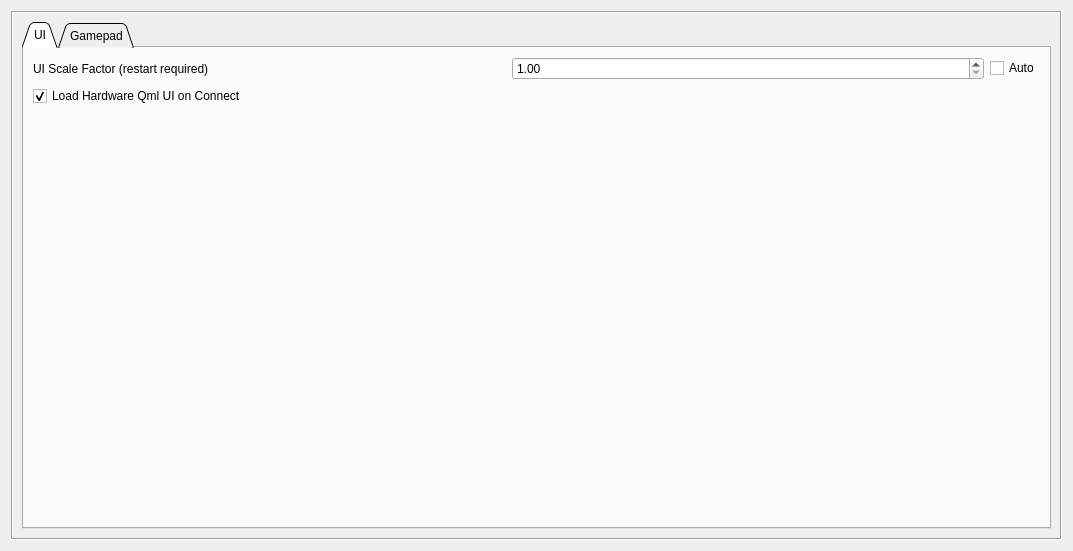
First picture: the form in pages/pagesettings.ui, repository vedderb/vesc_tool, before the edit.
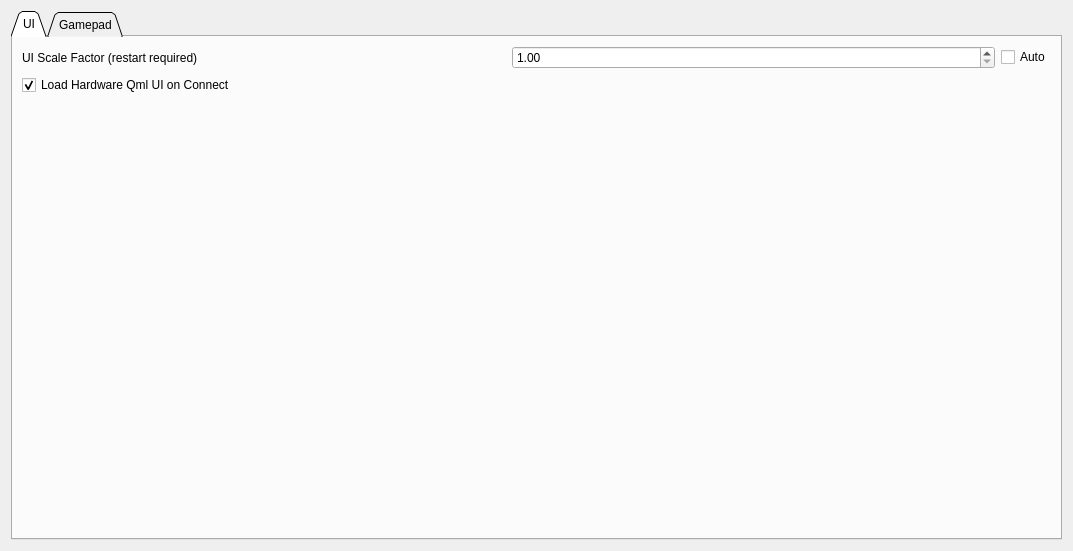
Second picture: the form after the edit. Icons and pictures are not drawn. Custom widgets are drawn as their Qt base class.

Diff of the .ui file:
```diff
--- a/pages/pagesettings.ui
+++ b/pages/pagesettings.ui
@@ -15,18 +15,6 @@
   </property>
   <layout class="QVBoxLayout" name="verticalLayout_2">
    <item>
-    <widget class="QFrame" name="frame">
-     <property name="frameShape">
-      <enum>QFrame::Box</enum>
-     </property>
-     <property name="frameShadow">
-      <enum>QFrame::Sunken</enum>
-     </property>
-     <property name="lineWidth">
-      <number>1</number>
-     </property>
-     <layout class="QVBoxLayout" name="verticalLayout_3">
-      <item>
        <widget class="QTabWidget" name="tabWidget">
         <property name="tabShape">
          <enum>QTabWidget::Triangular</enum>
@@ -557,9 +545,6 @@
           </item>
          </layout>
         </widget>
-       </widget>
-      </item>
-     </layout>
     </widget>
    </item>
   </layout>
```
Lines whose indentation alone changed are shown as unchanged.
